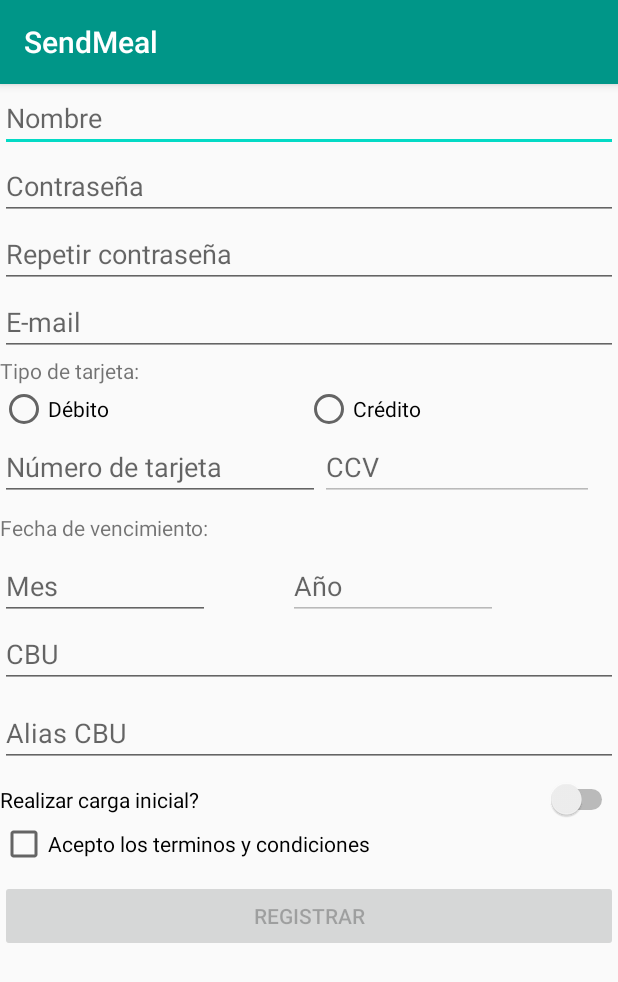
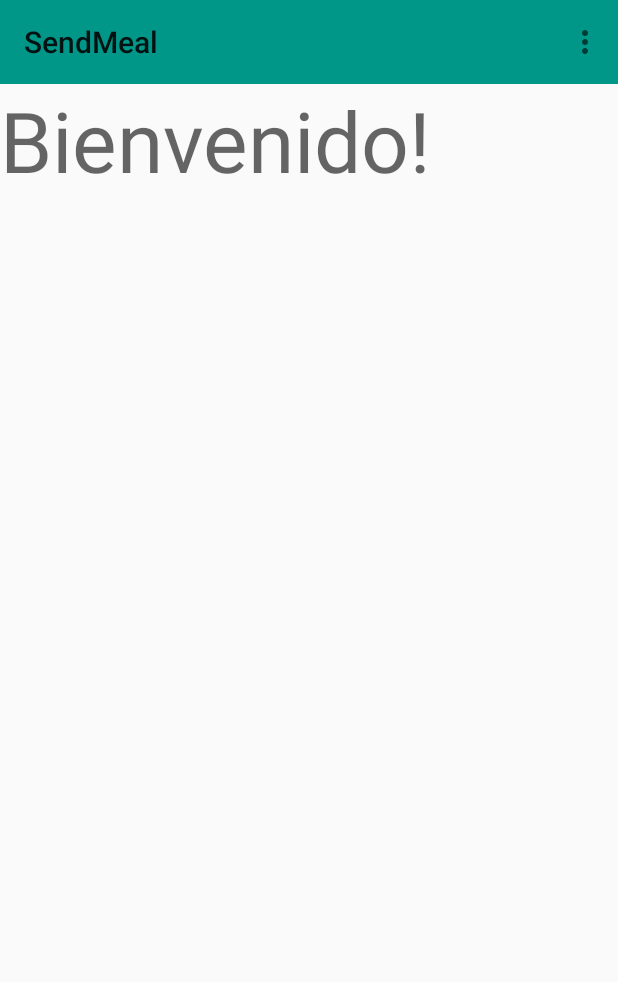
Before and after one commit to fio154/Laboratorio, an Android app: the screen it shows after launch (MainActivity before the commit, HomeActivity after it), on a phone screen of 412 x 824 dp. Shown: the top 982 px of the screen. Run offline under Robolectric (Android 15) with nearby library versions, the phone set to English and light mode, and no system bars.

Commit message:
Última versión 23/9

```diff
--- a/app/build.gradle
+++ b/app/build.gradle
@@ -27,6 +27,10 @@ dependencies {
     implementation 'androidx.appcompat:appcompat:1.2.0'
     implementation 'androidx.constraintlayout:constraintlayout:2.0.1'
     implementation 'com.google.android.material:material:1.2.0'
+    implementation 'androidx.appcompat:appcompat:1.1.0'
+    implementation 'androidx.constraintlayout:constraintlayout:1.1.3'
+    implementation 'androidx.recyclerview:recyclerview:1.0.0'
+    implementation 'androidx.cardview:cardview:1.0.0'
     testImplementation 'junit:junit:4.12'
     androidTestImplementation 'androidx.test.ext:junit:1.1.2'
     androidTestImplementation 'androidx.test.espresso:espresso-core:3.3.0'
--- /dev/null
+++ b/app/src/main/java/isi/dam/sendmeal/HomeActivity.java
@@ -0,0 +1,61 @@
+package isi.dam.sendmeal;
+
+import android.content.Intent;
+import android.os.Bundle;
+import android.view.Menu;
+import android.view.MenuInflater;
+import android.view.MenuItem;
+import android.view.View;
+import android.widget.Button;
+import androidx.appcompat.widget.Toolbar;
+
+import androidx.appcompat.app.AppCompatActivity;
+
+import static isi.dam.sendmeal.R.menu.menu;
+
+public class HomeActivity extends AppCompatActivity {
+
+    Button registrarme, lista_items, crear_items;
+    Toolbar toolbar;
+
+    @Override
+    protected void onCreate(Bundle savedInstanceState) {
+        super.onCreate(savedInstanceState);
+        setContentView(R.layout.activity_home);
+
+        toolbar = (Toolbar) findViewById(R.id.toolbar);
+        setSupportActionBar(toolbar);
+
+    }
+
+    @Override
+    public boolean onCreateOptionsMenu(Menu menu){
+        MenuInflater inflater = getMenuInflater();
+        inflater.inflate(R.menu.menu, menu);
+
+        return super.onCreateOptionsMenu(menu);
+    }
+
+    @Override
+    public boolean onOptionsItemSelected(MenuItem item){
+
+        final Intent siguienteMain = new Intent(this, MainActivity.class);
+        final Intent siguienteCrearItems = new Intent(this, CrearItemActivity.class);
+        final Intent siguienteListaItems = new Intent(this, ListaItemsActivity.class);
+
+        switch(item.getItemId()){
+            case R.id.registrame:
+                startActivity(siguienteMain);
+                break;
+            case R.id.crear_item:
+                startActivity(siguienteCrearItems);
+                break;
+            case R.id.lista_items:
+                startActivity(siguienteListaItems);
+                break;
+        }
+
+        return super.onOptionsItemSelected(item);
+    }
+
+}
--- a/app/src/main/java/isi/dam/sendmeal/SplashActivity.java
+++ b/app/src/main/java/isi/dam/sendmeal/SplashActivity.java
@@ -20,7 +20,7 @@ public class SplashActivity extends Activity {
 
         new Handler().postDelayed(new Runnable(){
             public void run(){
-                Intent intent = new Intent(SplashActivity.this, MainActivity.class);
+                Intent intent = new Intent(SplashActivity.this, HomeActivity.class);
                 startActivity(intent);
                 finish();
             };
--- /dev/null
+++ b/app/src/main/res/layout/activity_home.xml
@@ -0,0 +1,22 @@
+<?xml version="1.0" encoding="utf-8"?>
+<LinearLayout xmlns:android="http://schemas.android.com/apk/res/android"
+    xmlns:tools="http://schemas.android.com/tools"
+    android:layout_width="match_parent"
+    android:layout_height="match_parent"
+    android:orientation="vertical" >
+
+    <androidx.appcompat.widget.Toolbar
+        android:layout_width="match_parent"
+        android:id="@+id/toolbar"
+        android:layout_height="?attr/actionBarSize"
+        android:background="@color/colorPrimary"
+        xmlns:android="http://schemas.android.com/apk/res/android"/>
+
+    <TextView
+        android:id="@+id/textView"
+        android:layout_width="match_parent"
+        android:layout_height="wrap_content"
+        android:text="Bienvenido!"
+        android:textAppearance="@style/TextAppearance.AppCompat.Display3" />
+
+</LinearLayout>
--- /dev/null
+++ b/app/src/main/res/menu/menu.xml
@@ -0,0 +1,23 @@
+<?xml version="1.0" encoding="utf-8"?>
+<menu xmlns:android="http://schemas.android.com/apk/res/android"
+    xmlns:andoid="http://schemas.android.com/apk/res-auto"
+    xmlns:app="http://schemas.android.com/tools"
+    app:ignore="NamespaceTypo">
+
+    <item
+        android:id="@+id/registrame"
+        android:title="Registrame"
+        app:showsAction="ifRoom" />
+
+    <item
+        android:id="@+id/crear_item"
+        android:title="Crear item"
+        app:showsAction="ifRoom" />
+
+    <item
+        android:id="@+id/lista_items"
+        android:title="Lista de items"
+        app:showsAction="ifRoom" />
+
+
+</menu>
--- a/app/src/main/res/values/strings.xml
+++ b/app/src/main/res/values/strings.xml
@@ -19,4 +19,7 @@
     <string name="hint_cbu">CBU</string>
     <string name="hint_alias_cbu">Alias CBU</string>
     <string name="exito">El registro fue exitoso!</string>
+    <string name="registrarme">Registrarme</string>
+    <string name="crear_item">crear item</string>
+    <string name="lista_de_items">lista de items</string>
 </resources>
--- a/app/src/main/res/values/styles.xml
+++ b/app/src/main/res/values/styles.xml
@@ -1,6 +1,6 @@
 <resources>
     <!-- Base application theme. -->
-    <style name="AppTheme" parent="Theme.AppCompat.Light.DarkActionBar">
+    <style name="AppTheme" parent="Theme.AppCompat.Light.NoActionBar">
         <!-- Customize your theme here. -->
         <item name="colorPrimary">@color/colorPrimary</item>
         <item name="colorPrimaryDark">@color/colorPrimaryDark</item>
```
Also changed, not shown: app/src/main/AndroidManifest.xml (+7 -1 lines), app/src/main/java/isi/dam/sendmeal/AdapterDatosRecycler.java (added, +56 -0 lines), app/src/main/java/isi/dam/sendmeal/CrearItemActivity.java (added, +88 -0 lines), app/src/main/java/isi/dam/sendmeal/ListaItemsActivity.java (added, +45 -0 lines), app/src/main/java/isi/dam/sendmeal/MainActivity.java (+27 -0 lines), app/src/main/java/model/Plato.java (added, +43 -0 lines), app/src/main/res/drawable/ic_baseline_dehaze_24.xml (added, +10 -0 lines), app/src/main/res/layout/activity_lista_items.xml (added, +23 -0 lines), app/src/main/res/layout/activity_main.xml (+8 -0 lines), app/src/main/res/layout/fila_plato.xml (added, +77 -0 lines).
